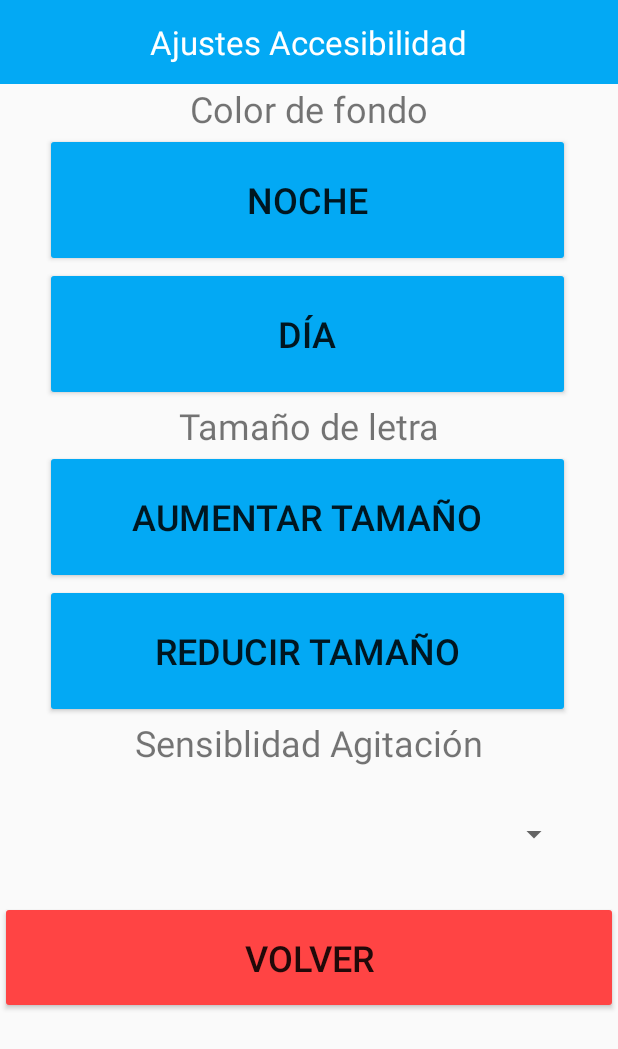
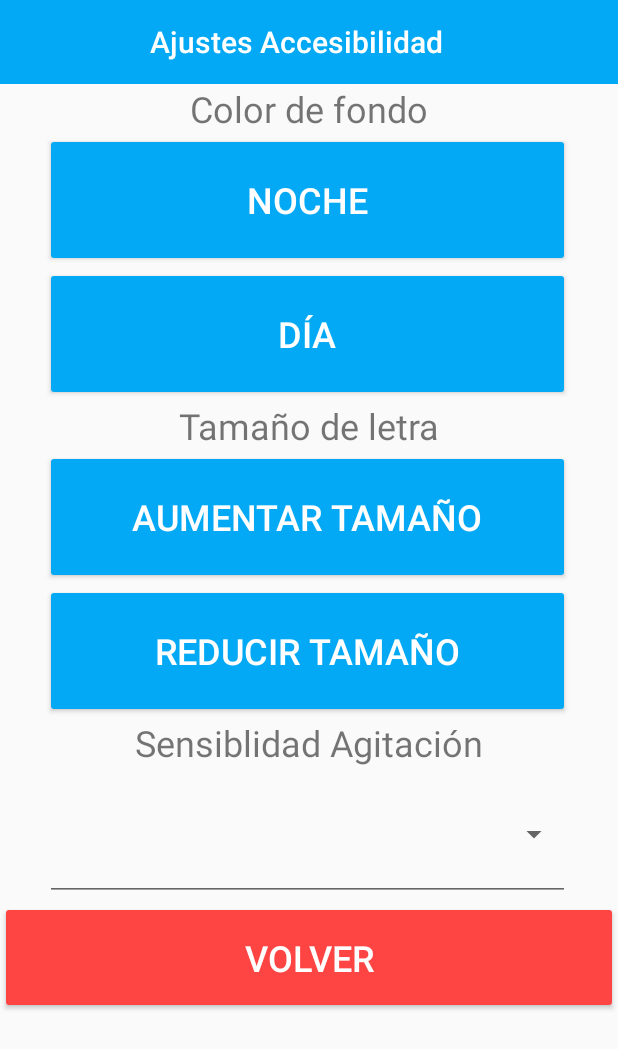
Before and after one commit to aagv2004/SecAlarm, an Android app: the activityAccesibilidad screen opened directly, with no data from a screen before it, on a phone screen of 412 x 824 dp. Shown: the top 1049 px of the screen. Run offline under Robolectric (Android 15) with nearby library versions, the phone set to English and light mode, and no system bars.

Commit message:
Version 3.0.3: Cambios de estilo en sección de ajustes de accesibilidad

```diff
--- a/app/src/main/res/layout/activity_accesibilidad.xml
+++ b/app/src/main/res/layout/activity_accesibilidad.xml
@@ -18,7 +18,7 @@
         android:theme="?attr/actionBarTheme"
         app:title="Ajustes Accesibilidad"
         app:titleMarginStart="100dp"
-        app:titleTextAppearance="@style/TextAppearance.AppCompat.Large"
+        app:titleTextAppearance="@style/TextAppearance.AppCompat.Title"
         app:titleTextColor="@color/white" />
 
     <TextView
@@ -34,6 +34,7 @@
         android:layout_height="89dp"
         android:backgroundTint="@color/lightBlue"
         android:text="Noche"
+        android:textColor="@color/white"
         android:textSize="24sp"
         android:translationX="30dp" />
 
@@ -43,6 +44,7 @@
         android:layout_height="89dp"
         android:backgroundTint="@color/lightBlue"
         android:text="Día"
+        android:textColor="@color/white"
         android:textSize="24sp"
         android:translationX="30dp" />
 
@@ -60,6 +62,7 @@
         android:layout_height="89dp"
         android:backgroundTint="@color/lightBlue"
         android:text="Aumentar tamaño"
+        android:textColor="@color/white"
         android:textSize="24sp"
         android:translationX="30dp" />
 
@@ -69,6 +72,7 @@
         android:layout_height="89dp"
         android:backgroundTint="@color/lightBlue"
         android:text="Reducir tamaño"
+        android:textColor="@color/white"
         android:textSize="24sp"
         android:translationX="30dp" />
 
@@ -82,8 +86,10 @@
 
     <Spinner
         android:id="@+id/spinner"
+        style="@android:style/Widget.Material.Light.Spinner.Underlined"
         android:layout_width="350dp"
         android:layout_height="89dp"
+        android:outlineProvider="none"
         android:spinnerMode="dropdown"
         android:translationX="30dp" />
 
@@ -94,5 +100,6 @@
         android:backgroundTint="@android:color/holo_red_light"
         android:onClick="paginaMenuPrincipal"
         android:text="Volver"
+        android:textColor="@color/white"
         android:textSize="24sp" />
 </LinearLayout>
--- a/app/src/main/res/values/colors.xml
+++ b/app/src/main/res/values/colors.xml
@@ -3,4 +3,5 @@
     <color name="black">#FF000000</color>
     <color name="white">#FFFFFFFF</color>
     <color name="lightBlue">#03A9F4</color>
+    <color name="darkGray">#A9A9A9</color>
 </resources>
```
